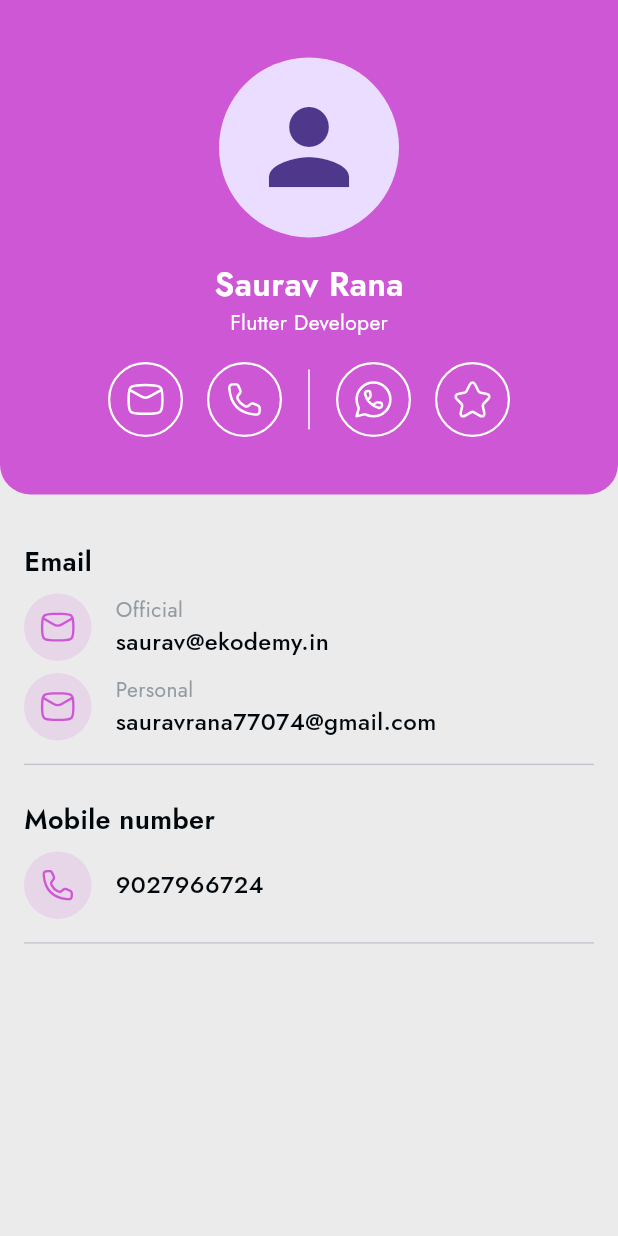
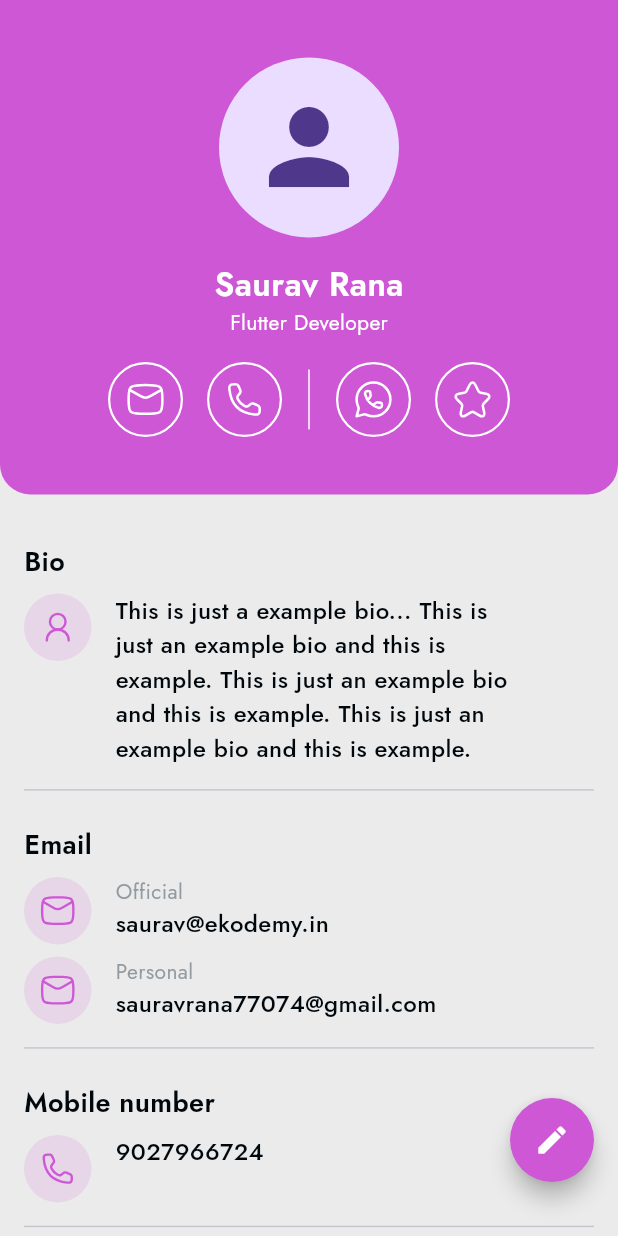
Before and after one commit to Saurav-Rana-June/intellio, a Flutter app: the MeView screen opened by its route, on a phone screen of 412 x 824 dp. Run offline on Flutter 3.47's test engine with Material 3 defaults, Android fonts, the phone set to English and light mode, and no system bars; our stand-ins replace circle_nav_bar, firebase_auth, firebase_core, flutter_svg, get, google_fonts and 2 more; missing offline and left inert: all; accounts and stored records are empty.

```diff
--- a/lib/app/modules/me/views/me_view.dart
+++ b/lib/app/modules/me/views/me_view.dart
@@ -6,6 +6,7 @@ import 'package:flutter_svg/svg.dart';
 import 'package:get/get.dart';
 
 import '../controllers/me_controller.dart';
+import 'edit_profile_view.dart';
 
 class MeView extends GetView<MeController> {
   const MeView({super.key});
@@ -13,13 +14,25 @@ class MeView extends GetView<MeController> {
   @override
   Widget build(BuildContext context) {
     return Scaffold(
-      // appBar: AppbarWidget(appBarTitle: "Me"),
-      body: Column(
+      body: SingleChildScrollView(
+        child: Column(
           children: [
             buildTopSection(),
             SizedBox(height: 16),
             buildBodySection(context),
           ],
+        ),
+      ),
+      floatingActionButton: Padding(
+        padding: EdgeInsets.only(bottom: 20),
+        child: FloatingActionButton(
+          shape: CircleBorder(),
+          onPressed: () {
+            Get.to(() => EditProfileView());
+          },
+          child: Icon(Icons.edit, color: Colors.white),
+          backgroundColor: primary,
+        ),
       ),
     );
   }
@@ -30,6 +43,18 @@ class MeView extends GetView<MeController> {
       child: Column(
         crossAxisAlignment: CrossAxisAlignment.start,
         children: [
+          // Bio
+          Text('Bio', style: r18.copyWith(fontWeight: FontWeight.w600)),
+          SizedBox(height: 8),
+          buildProfileOptionTile(
+            "assets/icons/me.svg",
+            null,
+            "This is just a example bio... This is just an example bio and this is example. This is just an example bio and this is example. This is just an example bio and this is example.",
+          ),
+          SizedBox(height: 8),
+          Divider(),
+          SizedBox(height: 16),
+
           // Email
           Text('Email', style: r18.copyWith(fontWeight: FontWeight.w600)),
           SizedBox(height: 8),
@@ -48,7 +73,7 @@ class MeView extends GetView<MeController> {
           Divider(),
           SizedBox(height: 16),
 
-          // Email
+          // Mobile Number
           Text(
             'Mobile number',
             style: r18.copyWith(fontWeight: FontWeight.w600),
@@ -57,6 +82,19 @@ class MeView extends GetView<MeController> {
           buildProfileOptionTile("assets/icons/call.svg", null, "9027966724"),
           SizedBox(height: 8),
           Divider(),
+          SizedBox(height: 16),
+
+          // Address
+          Text('Address', style: r18.copyWith(fontWeight: FontWeight.w600)),
+          SizedBox(height: 8),
+          buildProfileOptionTile(
+            "assets/icons/building.svg",
+            null,
+            "Tehri Visthapit Colorny Shyampur Rishikesh, Uttarkhand 249204",
+          ),
+          SizedBox(height: 8),
+          Divider(),
+          SizedBox(height: 16),
         ],
       ),
     );
@@ -64,6 +102,7 @@ class MeView extends GetView<MeController> {
 
   Row buildProfileOptionTile(String? iconData, String? title, String? content) {
     return Row(
+      crossAxisAlignment: CrossAxisAlignment.start,
       children: [
         Container(
           height: 45,
@@ -94,9 +133,12 @@ class MeView extends GetView<MeController> {
                           ),
                 )
                 : SizedBox(),
-            Text(
+            Container(
+              width: Get.width / 1.5,
+              child: Text(
                 content ?? "--",
                 style: r16.copyWith(fontWeight: FontWeight.w500),
+              ),
             ),
           ],
         ),
```
Also changed, not shown: lib/app/modules/me/views/edit_profile_view.dart (added, +202 -0 lines), assets/icons/building.svg (added). Lines whose indentation alone changed are shown as unchanged.
